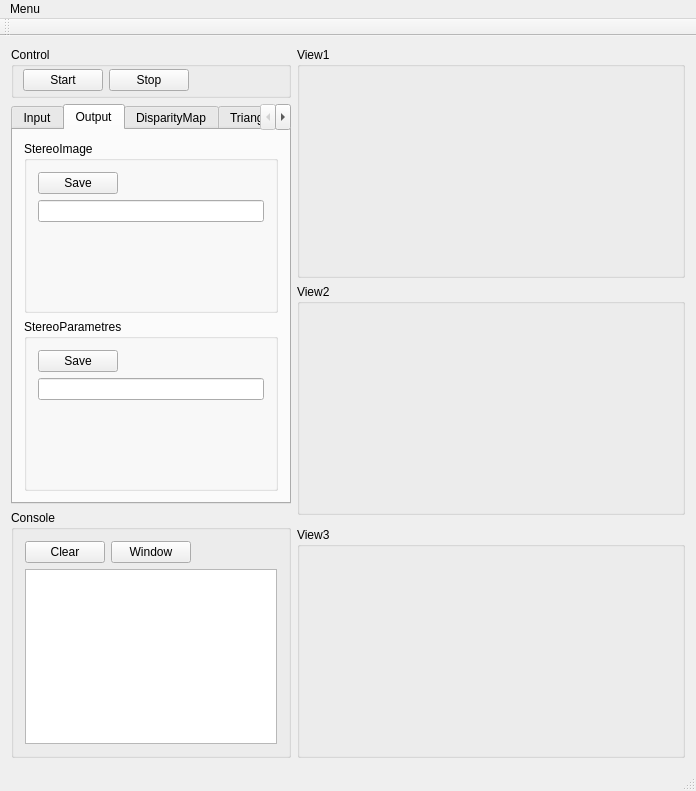
First picture: the form in mainwindow.ui, repository igreench/fish-tracker, before the edit.
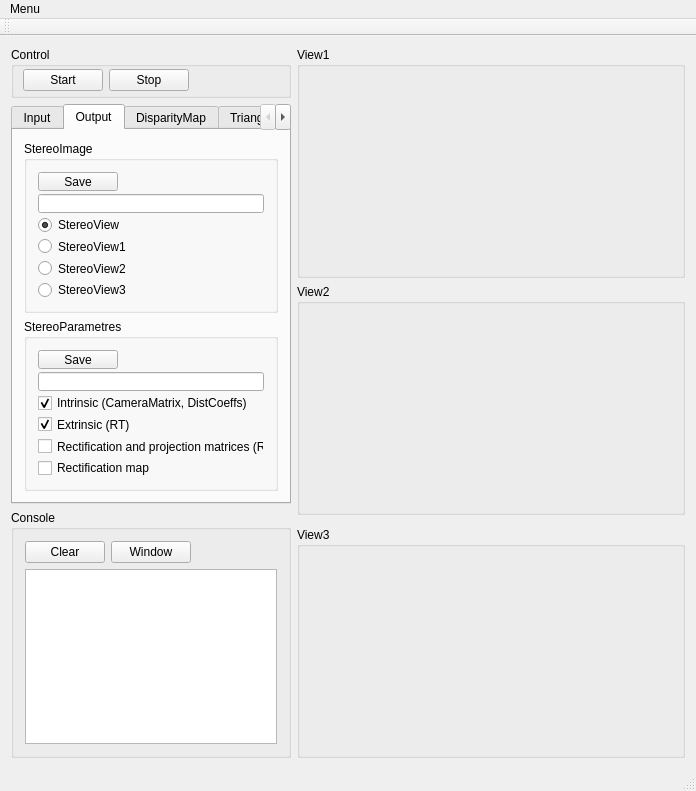
Second picture: the form after the edit. The open tabs and pages were chosen to show the change.

Commit message: update gui without events

```diff
--- a/mainwindow.ui
+++ b/mainwindow.ui
@@ -256,6 +256,9 @@
              <string>StereoImage</string>
             </property>
             <layout class="QVBoxLayout" name="verticalLayout_3">
+             <property name="spacing">
+              <number>3</number>
+             </property>
              <item>
               <layout class="QHBoxLayout" name="horizontalLayout_11">
                <item>
@@ -283,6 +286,37 @@
              <item>
               <widget class="QLineEdit" name="lineEdit"/>
              </item>
+             <item>
+              <widget class="QRadioButton" name="radioButton">
+               <property name="text">
+                <string>StereoView</string>
+               </property>
+               <property name="checked">
+                <bool>true</bool>
+               </property>
+              </widget>
+             </item>
+             <item>
+              <widget class="QRadioButton" name="radioButton_2">
+               <property name="text">
+                <string>StereoView1</string>
+               </property>
+              </widget>
+             </item>
+             <item>
+              <widget class="QRadioButton" name="radioButton_3">
+               <property name="text">
+                <string>StereoView2</string>
+               </property>
+              </widget>
+             </item>
+             <item>
+              <widget class="QRadioButton" name="radioButton_4">
+               <property name="text">
+                <string>StereoView3</string>
+               </property>
+              </widget>
+             </item>
              <item>
               <spacer name="verticalSpacer_3">
                <property name="orientation">
@@ -291,7 +325,7 @@
                <property name="sizeHint" stdset="0">
                 <size>
                  <width>20</width>
-                 <height>82</height>
+                 <height>0</height>
                 </size>
                </property>
               </spacer>
@@ -305,6 +339,9 @@
              <string>StereoParametres</string>
             </property>
             <layout class="QVBoxLayout" name="verticalLayout_11">
+             <property name="spacing">
+              <number>3</number>
+             </property>
              <item>
               <layout class="QHBoxLayout" name="horizontalLayout_13">
                <item>
@@ -332,6 +369,40 @@
              <item>
               <widget class="QLineEdit" name="lineEdit_2"/>
              </item>
+             <item>
+              <widget class="QCheckBox" name="checkBox_2">
+               <property name="text">
+                <string>Intrinsic (CameraMatrix, DistCoeffs)</string>
+               </property>
+               <property name="checked">
+                <bool>true</bool>
+               </property>
+              </widget>
+             </item>
+             <item>
+              <widget class="QCheckBox" name="checkBox_3">
+               <property name="text">
+                <string>Extrinsic (RT)</string>
+               </property>
+               <property name="checked">
+                <bool>true</bool>
+               </property>
+              </widget>
+             </item>
+             <item>
+              <widget class="QCheckBox" name="checkBox_4">
+               <property name="text">
+                <string>Rectification and projection matrices (RP)</string>
+               </property>
+              </widget>
+             </item>
+             <item>
+              <widget class="QCheckBox" name="checkBox_5">
+               <property name="text">
+                <string>Rectification map</string>
+               </property>
+              </widget>
+             </item>
              <item>
               <spacer name="verticalSpacer">
                <property name="orientation">
@@ -340,7 +411,7 @@
                <property name="sizeHint" stdset="0">
                 <size>
                  <width>20</width>
-                 <height>82</height>
+                 <height>0</height>
                 </size>
                </property>
               </spacer>
```
Left out of the diff: 2 changed lines with no effect on the pictures.
